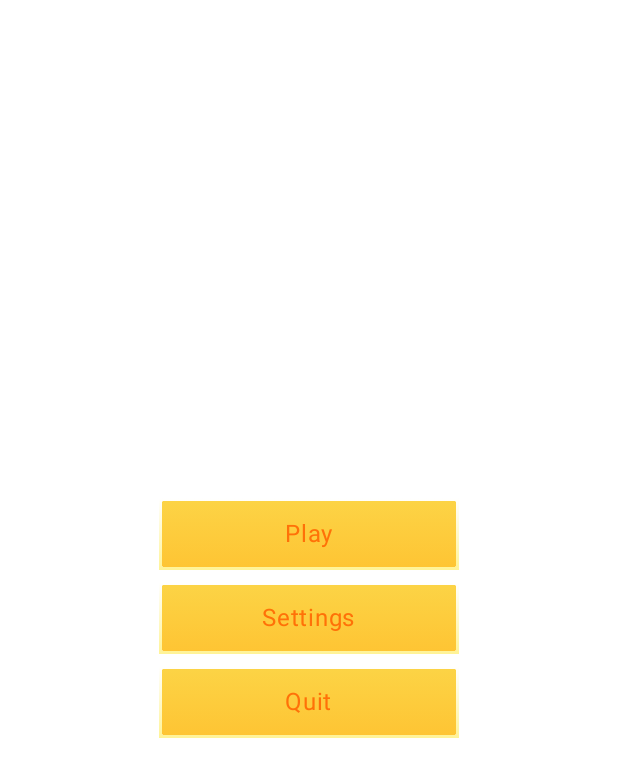
After one commit to mistersomov/TicTacTrick, an Android app built with Jetpack Compose: the composable MainMenuScreen shown on its own in the app's theme, on a phone screen of 412 x 824 dp. The commit adds this screen. Shown: the top 777 px of the screen. Run offline under Robolectric (Android 15) with nearby library versions, the phone set to English and light mode, and no system bars.

Commit message:
Added main menu screen

```diff
--- /dev/null
+++ b/presentation/src/main/kotlin/com/mistersomov/tictactrick/presentation/common/GeneralButton.kt
@@ -0,0 +1,57 @@
+package com.mistersomov.tictactrick.presentation.common
+
+import androidx.compose.foundation.background
+import androidx.compose.foundation.border
+import androidx.compose.foundation.clickable
+import androidx.compose.foundation.layout.Box
+import androidx.compose.foundation.layout.padding
+import androidx.compose.foundation.layout.size
+import androidx.compose.foundation.shape.RoundedCornerShape
+import androidx.compose.material3.Text
+import androidx.compose.runtime.Composable
+import androidx.compose.ui.Alignment
+import androidx.compose.ui.Modifier
+import androidx.compose.ui.graphics.Brush
+import androidx.compose.ui.graphics.Color
+import androidx.compose.ui.graphics.RectangleShape
+import androidx.compose.ui.unit.dp
+import com.mistersomov.core.ui_kit.TicTacTrickTheme
+import com.mistersomov.tictactrick.presentation.extension.PreviewPhone
+
+@Composable
+fun GeneralButton(
+    text: String,
+    onClick: () -> Unit,
+) {
+    Box(
+        modifier = Modifier
+            .size(width = 200.dp, height = 56.dp)
+            .padding(vertical = 4.dp)
+            .background(
+                brush = Brush.verticalGradient(listOf(Color(0xFFFCD446), Color(0xFFFEC433))),
+                shape = RoundedCornerShape(8.dp),
+            )
+            .border(
+                width = 2.dp,
+                brush = Brush.verticalGradient(listOf(Color(0xFFFFFFFF), Color(0xFFFFF396))),
+                shape = RectangleShape,
+            )
+            .clickable(
+                onClick = onClick,
+            ),
+        contentAlignment = Alignment.Center,
+    ) {
+        Text(
+            text = text,
+            color = Color(0xFFFF7108),
+        )
+    }
+}
+
+@PreviewPhone
+@Composable
+private fun GeneralButtonPreview() {
+    TicTacTrickTheme {
+        GeneralButton("Text") { }
+    }
+}
--- /dev/null
+++ b/presentation/src/main/kotlin/com/mistersomov/tictactrick/presentation/screen/main_menu/MainMenuScreen.kt
@@ -0,0 +1,51 @@
+package com.mistersomov.tictactrick.presentation.screen.main_menu
+
+import android.app.Activity
+import androidx.compose.foundation.layout.Arrangement
+import androidx.compose.foundation.layout.Column
+import androidx.compose.foundation.layout.fillMaxSize
+import androidx.compose.runtime.Composable
+import androidx.compose.ui.Alignment
+import androidx.compose.ui.Modifier
+import androidx.compose.ui.platform.LocalContext
+import androidx.compose.ui.res.stringResource
+import com.mistersomov.core.ui_kit.TicTacTrickTheme
+import com.mistersomov.tictactrick.presentation.R
+import com.mistersomov.tictactrick.presentation.common.GeneralButton
+import com.mistersomov.tictactrick.presentation.extension.MultiPreview
+
+@Composable
+fun MainMenuScreen(
+    onPlayClick: () -> Unit,
+) {
+    val context = LocalContext.current
+
+    Column(
+        modifier = Modifier.fillMaxSize(),
+        verticalArrangement = Arrangement.Center,
+        horizontalAlignment = Alignment.CenterHorizontally,
+    ) {
+        GeneralButton(
+            text = stringResource(R.string.main_menu_play),
+            onClick = onPlayClick,
+        )
+        GeneralButton(
+            text = stringResource(R.string.main_menu_settings),
+            onClick = {},
+        )
+        GeneralButton(
+            text = stringResource(R.string.main_menu_quit),
+            onClick = { (context as? Activity)?.finish() },
+        )
+    }
+}
+
+@MultiPreview
+@Composable
+private fun MainMenuScreenPreview() {
+    TicTacTrickTheme {
+        MainMenuScreen(
+            onPlayClick = {},
+        )
+    }
+}
--- a/presentation/src/main/res/values/strings.xml
+++ b/presentation/src/main/res/values/strings.xml
@@ -1,5 +1,12 @@
 <?xml version="1.0" encoding="utf-8"?>
 <resources>
+
+    <!-- Main menu -->
+    <string name="main_menu_play">Play</string>
+    <string name="main_menu_settings">Settings</string>
+    <string name="main_menu_quit">Quit</string>
+
+    <!-- Match -->
     <string name="cross">Cross</string>
     <string name="zero">Zero</string>
 
```
